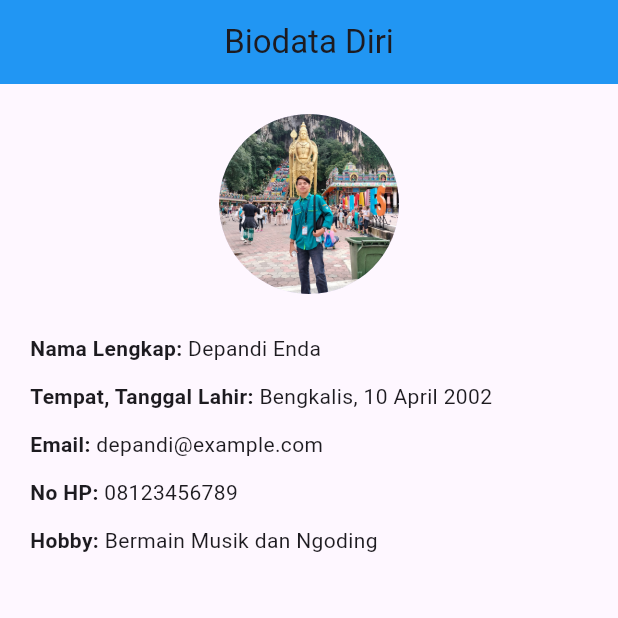
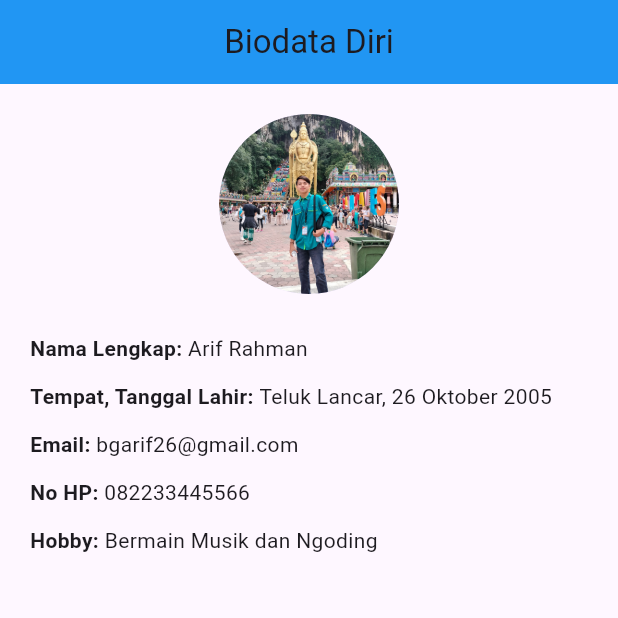
Before and after one commit to arif26-rahman10/Struktur-Flutter-dan-Widget-Dasar, a Flutter app: the BiodataScreen screen opened directly, on a phone screen of 412 x 824 dp, the top half of it. Run offline on Flutter 3.47's test engine with Material 3 defaults, Android fonts, the phone set to English and light mode, and no system bars.

```diff
--- a/lib/tugasbiodatapribadi.dart
+++ b/lib/tugasbiodatapribadi.dart
@@ -26,10 +26,10 @@ class BiodataScreen extends StatelessWidget {
               backgroundImage: AssetImage('images/foto_profil.jpeg'), // pastikan file ada di folder assets
             ),
             SizedBox(height: 20),
-            biodataItem('Nama Lengkap', 'Depandi Enda'),
-            biodataItem('Tempat, Tanggal Lahir', 'Bengkalis, 10 April 2002'),
-            biodataItem('Email', 'depandi@example.com'),
-            biodataItem('No HP', '08123456789'),
+            biodataItem('Nama Lengkap', 'Arif Rahman'),
+            biodataItem('Tempat, Tanggal Lahir', 'Teluk Lancar, 26 Oktober 2005'),
+            biodataItem('Email', 'bgarif26@gmail.com'),
+            biodataItem('No HP', '082233445566'),
             biodataItem('Hobby', 'Bermain Musik dan Ngoding'),
           ],
         ),
```
